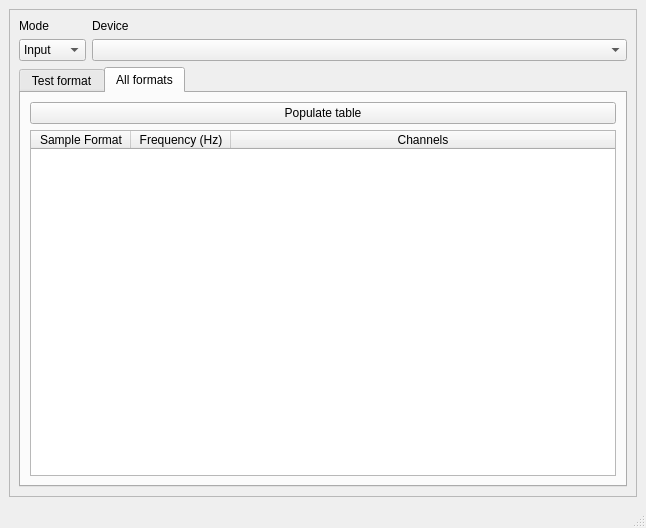
The window that qtmultimedia/examples/multimedia/audiodevices/audiodevicesbase.ui (CipSoft-Tibia/Qt5) describes before a commit, drawn with Qt 5.
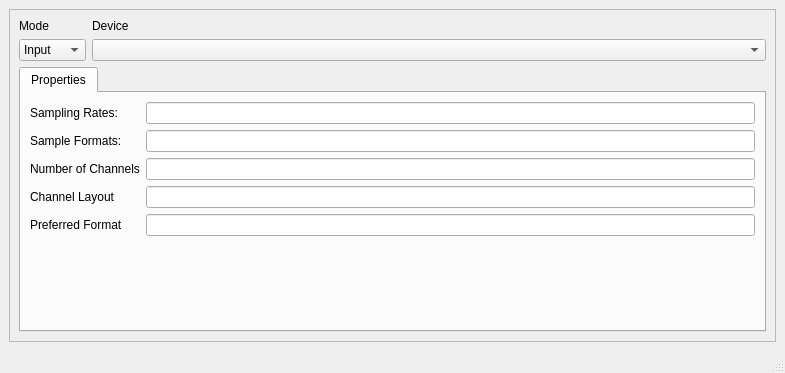
The same window after the commit. The open tabs and pages were chosen to show the change.

Diff of the .ui file:
```diff
--- a/qtmultimedia/examples/multimedia/audiodevices/audiodevicesbase.ui
+++ b/qtmultimedia/examples/multimedia/audiodevices/audiodevicesbase.ui
@@ -6,8 +6,8 @@
    <rect>
     <x>0</x>
     <y>0</y>
-    <width>646</width>
-    <height>528</height>
+    <width>785</width>
+    <height>373</height>
    </rect>
   </property>
   <property name="windowTitle">
@@ -31,8 +31,8 @@
         <rect>
          <x>0</x>
          <y>0</y>
-         <width>626</width>
-         <height>480</height>
+         <width>765</width>
+         <height>331</height>
         </rect>
        </property>
        <layout class="QGridLayout" name="gridLayout_4">
@@ -81,125 +81,92 @@
             <property name="currentIndex">
              <number>0</number>
             </property>
-            <widget class="QWidget" name="testFormatTab">
+            <widget class="QWidget" name="tab">
              <attribute name="title">
-              <string>Test format</string>
+              <string>Properties</string>
              </attribute>
-             <layout class="QGridLayout" name="gridLayout">
-              <item row="12" column="1">
-               <widget class="QPushButton" name="testButton">
-                <property name="text">
-                 <string>Test</string>
-                </property>
-               </widget>
+             <layout class="QVBoxLayout" name="verticalLayout_2">
+              <item>
+               <layout class="QGridLayout" name="gridLayout_3">
+                <item row="3" column="0">
+                 <widget class="QLabel" name="channelLayoutLabel">
+                  <property name="text">
+                   <string>Channel Layout</string>
+                  </property>
+                 </widget>
+                </item>
+                <item row="0" column="0">
+                 <widget class="QLabel" name="samplingRatesLabel">
+                  <property name="text">
+                   <string>Sampling Rates:</string>
+                  </property>
+                 </widget>
+                </item>
+                <item row="0" column="2">
+                 <widget class="QLineEdit" name="samplingRatesField">
+                  <property name="readOnly">
+                   <bool>true</bool>
+                  </property>
+                 </widget>
+                </item>
+                <item row="2" column="0">
+                 <widget class="QLabel" name="channelNumberLabel">
+                  <property name="text">
+                   <string>Number of Channels</string>
+                  </property>
+                 </widget>
+                </item>
+                <item row="2" column="2">
+                 <widget class="QLineEdit" name="channelNumberField">
+                  <property name="readOnly">
+                   <bool>true</bool>
+                  </property>
+                 </widget>
+                </item>
+                <item row="1" column="0">
+                 <widget class="QLabel" name="sampleFormatField_2">
+                  <property name="text">
+                   <string>Sample Formats:</string>
+                  </property>
+                 </widget>
+                </item>
+                <item row="1" column="2">
+                 <widget class="QLineEdit" name="sampleFormatField">
+                  <property name="readOnly">
+                   <bool>true</bool>
+                  </property>
+                 </widget>
+                </item>
+                <item row="3" column="2">
+                 <widget class="QLineEdit" name="channelLayoutField">
+                  <property name="readOnly">
+                   <bool>true</bool>
+                  </property>
+                 </widget>
+                </item>
+                <item row="4" column="0">
+                 <widget class="QLabel" name="preferredFormatLabel">
+                  <property name="acceptDrops">
+                   <bool>true</bool>
+                  </property>
+                  <property name="text">
+                   <string>Preferred Format</string>
+                  </property>
+                 </widget>
+                </item>
+                <item row="4" column="2">
+                 <widget class="QLineEdit" name="preferredFormatField">
+                  <property name="acceptDrops">
+                   <bool>true</bool>
+                  </property>
+                  <property name="readOnly">
+                   <bool>true</bool>
+                  </property>
+                 </widget>
+                </item>
+               </layout>
               </item>
-              <item row="12" column="2">
-               <widget class="QLabel" name="testResult">
-                <property name="text">
-                 <string/>
-                </property>
-               </widget>
-              </item>
-              <item row="4" column="0">
-               <widget class="QLabel" name="actualChannelLabel">
-                <property name="text">
-                 <string>Channels</string>
-                </property>
-               </widget>
-              </item>
-              <item row="2" column="2">
-               <widget class="QLineEdit" name="nearestSampleRate">
-                <property name="enabled">
-                 <bool>false</bool>
-                </property>
-               </widget>
-              </item>
-              <item row="5" column="2">
-               <widget class="QLineEdit" name="nearestSampleFormat">
-                <property name="enabled">
-                 <bool>false</bool>
-                </property>
-               </widget>
-              </item>
-              <item row="5" column="0">
-               <widget class="QLabel" name="actualSampleTypeLabel">
-                <property name="text">
-                 <string>Sample Format</string>
-                </property>
-               </widget>
-              </item>
-              <item row="4" column="2">
-               <widget class="QLineEdit" name="nearestChannel">
-                <property name="enabled">
-                 <bool>false</bool>
-                </property>
-               </widget>
-              </item>
-              <item row="5" column="1">
-               <widget class="QComboBox" name="sampleFormatBox"/>
-              </item>
-              <item row="2" column="0">
-               <widget class="QLabel" name="actualFreqLabel">
-                <property name="text">
-                 <string>Frequency (Hz)</string>
-                </property>
-               </widget>
-              </item>
-              <item row="0" column="1">
-               <widget class="QLabel" name="actualLabel">
-                <property name="sizePolicy">
-                 <sizepolicy hsizetype="Preferred" vsizetype="Fixed">
-                  <horstretch>0</horstretch>
-                  <verstretch>0</verstretch>
-                 </sizepolicy>
-                </property>
-                <property name="frameShape">
-                 <enum>QFrame::NoFrame</enum>
-                </property>
-                <property name="frameShadow">
-                 <enum>QFrame::Plain</enum>
-                </property>
-                <property name="text">
-                 <string>&lt;i&gt;Actual Settings&lt;/i&gt;</string>
-                </property>
-                <property name="textFormat">
-                 <enum>Qt::RichText</enum>
-                </property>
-                <property name="alignment">
-                 <set>Qt::AlignCenter</set>
-                </property>
-               </widget>
-              </item>
-              <item row="0" column="2">
-               <widget class="QLabel" name="nearestLabel">
-                <property name="sizePolicy">
-                 <sizepolicy hsizetype="Preferred" vsizetype="Fixed">
-                  <horstretch>0</horstretch>
-                  <verstretch>0</verstretch>
-                 </sizepolicy>
-                </property>
-                <property name="frameShape">
-                 <enum>QFrame::NoFrame</enum>
-                </property>
-                <property name="frameShadow">
-                 <enum>QFrame::Plain</enum>
-                </property>
-                <property name="text">
-                 <string>&lt;!DOCTYPE HTML PUBLIC &quot;-//W3C//DTD HTML 4.0//EN&quot; &quot;http://www.w3.org/TR/REC-html40/strict.dtd&quot;&gt;
-&lt;html&gt;&lt;head&gt;&lt;meta name=&quot;qrichtext&quot; content=&quot;1&quot; /&gt;&lt;style type=&quot;text/css&quot;&gt;
-p, li { white-space: pre-wrap; }
-&lt;/style&gt;&lt;/head&gt;&lt;body style=&quot; font-family:'MS Shell Dlg 2'; font-size:8.25pt; font-weight:400; font-style:normal;&quot;&gt;
-&lt;p style=&quot; margin-top:0px; margin-bottom:0px; margin-left:0px; margin-right:0px; -qt-block-indent:0; text-indent:0px;&quot;&gt;&lt;span style=&quot; font-style:italic;&quot;&gt;Nearest Settings&lt;/span&gt;&lt;/p&gt;&lt;/body&gt;&lt;/html&gt;</string>
-                </property>
-                <property name="textFormat">
-                 <enum>Qt::RichText</enum>
-                </property>
-                <property name="alignment">
-                 <set>Qt::AlignCenter</set>
-                </property>
-               </widget>
-              </item>
-              <item row="13" column="1">
+              <item>
                <spacer name="verticalSpacer">
                 <property name="orientation">
                  <enum>Qt::Vertical</enum>
@@ -211,93 +178,6 @@
                  </size>
                 </property>
                </spacer>
-              </item>
-              <item row="2" column="1">
-               <widget class="QSpinBox" name="sampleRateSpinBox"/>
-              </item>
-              <item row="4" column="1">
-               <widget class="QSpinBox" name="channelsSpinBox"/>
-              </item>
-             </layout>
-            </widget>
-            <widget class="QWidget" name="tab">
-             <attribute name="title">
-              <string>All formats</string>
-             </attribute>
-             <layout class="QVBoxLayout" name="verticalLayout_2">
-              <item>
-               <widget class="QPushButton" name="populateTableButton">
-                <property name="text">
-                 <string>Populate table</string>
-                </property>
-               </widget>
-              </item>
-              <item>
-               <widget class="QTableWidget" name="allFormatsTable">
-                <property name="editTriggers">
-                 <set>QAbstractItemView::NoEditTriggers</set>
-                </property>
-                <property name="dragDropOverwriteMode">
-                 <bool>false</bool>
-                </property>
-                <property name="selectionMode">
-                 <enum>QAbstractItemView::NoSelection</enum>
-                </property>
-                <property name="selectionBehavior">
-                 <enum>QAbstractItemView::SelectItems</enum>
-                </property>
-                <property name="textElideMode">
-                 <enum>Qt::ElideNone</enum>
-                </property>
-                <property name="sortingEnabled">
-                 <bool>false</bool>
-                </property>
-                <property name="wordWrap">
-                 <bool>false</bool>
-                </property>
-                <property name="cornerButtonEnabled">
-                 <bool>false</bool>
-                </property>
-                <property name="columnCount">
-                 <number>3</number>
-                </property>
-                <attribute name="horizontalHeaderHighlightSections">
-                 <bool>false</bool>
-                </attribute>
-                <attribute name="horizontalHeaderStretchLastSection">
-                 <bool>true</bool>
-                </attribute>
-                <attribute name="verticalHeaderVisible">
-                 <bool>false</bool>
-                </attribute>
-                <attribute name="verticalHeaderHighlightSections">
-                 <bool>false</bool>
-                </attribute>
-                <column>
-                 <property name="text">
-                  <string>Sample Format</string>
-                 </property>
-                 <property name="textAlignment">
-                  <set>AlignCenter</set>
-                 </property>
-                </column>
-                <column>
-                 <property name="text">
-                  <string>Frequency (Hz)</string>
-                 </property>
-                 <property name="textAlignment">
-                  <set>AlignCenter</set>
-                 </property>
-                </column>
-                <column>
-                 <property name="text">
-                  <string>Channels</string>
-                 </property>
-                 <property name="textAlignment">
-                  <set>AlignCenter</set>
-                 </property>
-                </column>
-               </widget>
               </item>
              </layout>
             </widget>
```
Left out of the diff: 22 changed lines with no effect on the pictures.
